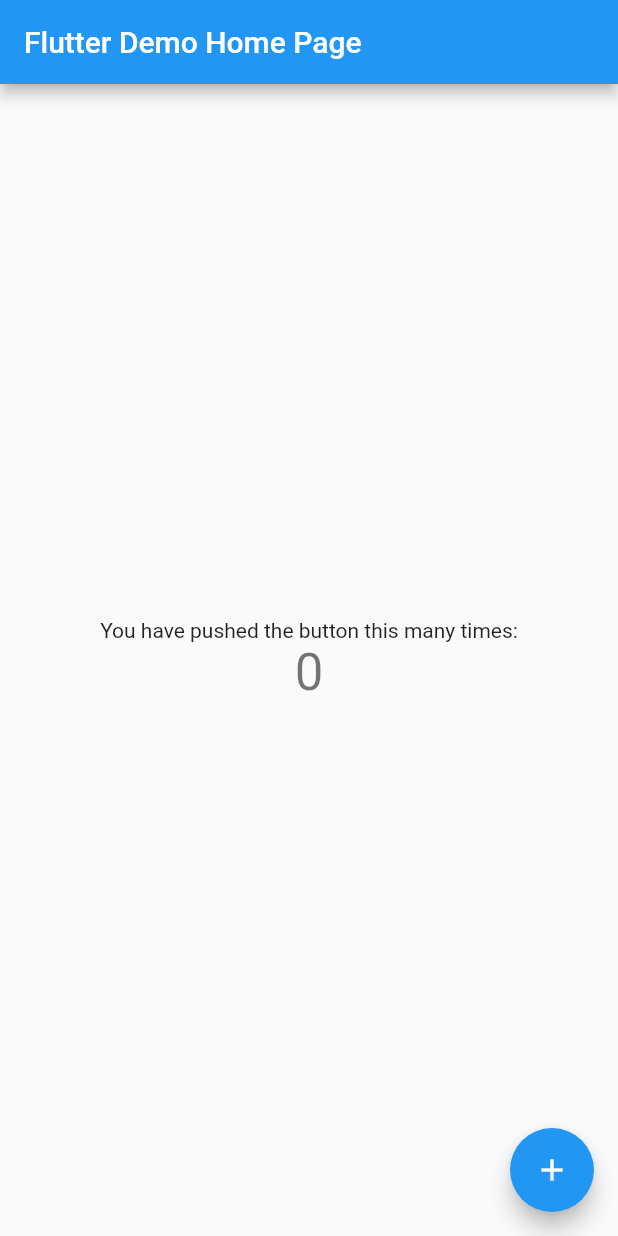
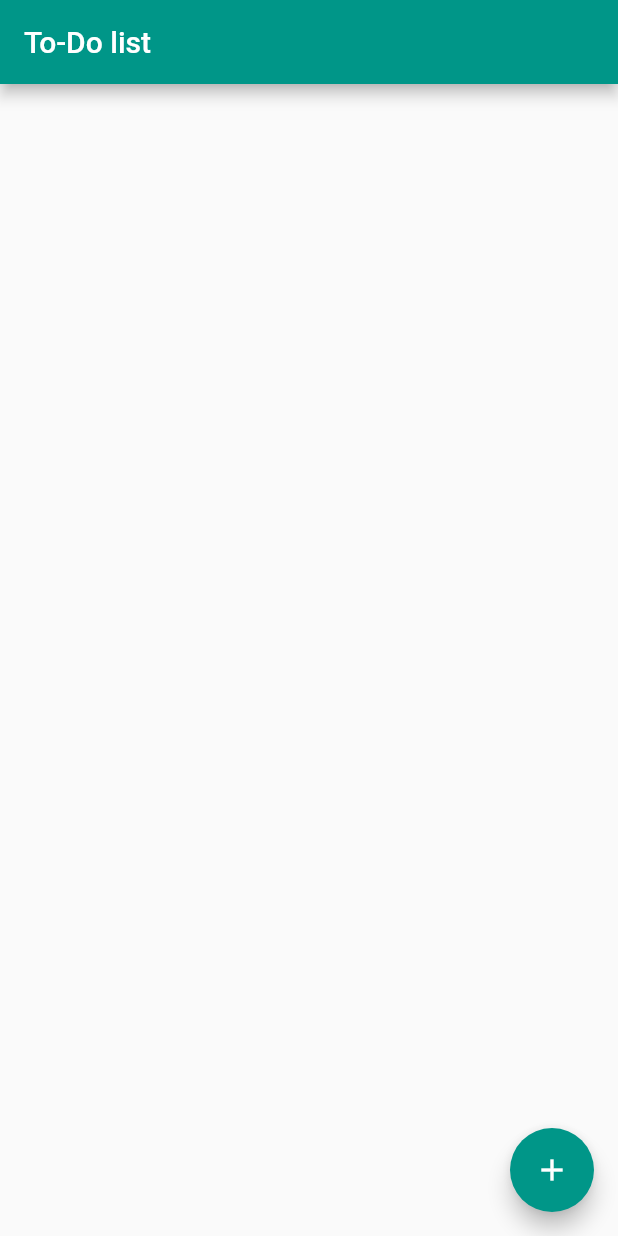
Before and after one commit to feroldi/example_async_redux_firebase_web, a Flutter app: the screen it shows after launch, on a phone screen of 412 x 824 dp. Run offline on Flutter 3.47's test engine with Material 2 defaults, Android fonts, the phone set to English and light mode, and no system bars; our stand-ins replace async_redux.

Commit message:
Implement client

```diff
--- a/packages/business/lib/business.dart
+++ b/packages/business/lib/business.dart
@@ -1,2 +1,5 @@
+export 'src/todo/actions/add_item_action.dart';
+export 'src/todo/actions/toggle_item_done_action.dart';
 export 'src/todo/models/todo_item.dart';
 export 'src/todo/models/todo_list.dart';
+export 'src/todo/models/todo_state.dart';
--- a/packages/business/lib/src/todo/actions/mark_item_as_done_action.dart
+++ b/packages/business/lib/src/todo/actions/toggle_item_done_action.dart
@@ -3,13 +3,13 @@ import 'package:meta/meta.dart';
 
 import '../models/todo_state.dart';
 
-class MarkItemAsDoneAction extends ReduxAction<TodoState> {
-  MarkItemAsDoneAction({@required this.itemId});
+class ToggleItemDoneAction extends ReduxAction<TodoState> {
+  ToggleItemDoneAction({@required this.itemId});
 
   final int itemId;
 
   @override
   TodoState reduce() {
-    return state.markItemAsDone(itemId: itemId);
+    return state.toggleItemDone(itemId: itemId);
   }
 }
--- a/packages/client/lib/main.dart
+++ b/packages/client/lib/main.dart
@@ -1,117 +1,33 @@
+import 'package:business/business.dart';
 import 'package:flutter/material.dart';
+import 'package:async_redux/async_redux.dart';
+
+import 'src/todo_list/todo_list_connector.dart';
 
 void main() {
-  runApp(MyApp());
+  final store = Store(initialState: TodoState.initial());
+  runApp(MyApp(store));
 }
 
 class MyApp extends StatelessWidget {
-  // This widget is the root of your application.
+  MyApp(this.store);
+
+  final Store<TodoState> store;
+
   @override
   Widget build(BuildContext context) {
-    return MaterialApp(
-      title: 'Flutter Demo',
+    final materialApp = MaterialApp(
+      title: 'To-Do list',
       theme: ThemeData(
-        // This is the theme of your application.
-        //
-        // Try running your application with "flutter run". You'll see the
-        // application has a blue toolbar. Then, without quitting the app, try
-        // changing the primarySwatch below to Colors.green and then invoke
-        // "hot reload" (press "r" in the console where you ran "flutter run",
-        // or simply save your changes to "hot reload" in a Flutter IDE).
-        // Notice that the counter didn't reset back to zero; the application
-        // is not restarted.
-        primarySwatch: Colors.blue,
-        // This makes the visual density adapt to the platform that you run
-        // the app on. For desktop platforms, the controls will be smaller and
-        // closer together (more dense) than on mobile platforms.
+        primarySwatch: Colors.teal,
         visualDensity: VisualDensity.adaptivePlatformDensity,
       ),
-      home: MyHomePage(title: 'Flutter Demo Home Page'),
+      home: TodoListConnector(),
+    );
+
+    return StoreProvider<TodoState>(
+      store: store,
+      child: materialApp,
     );
   }
 }
-
-class MyHomePage extends StatefulWidget {
-  MyHomePage({Key key, this.title}) : super(key: key);
-
-  // This widget is the home page of your application. It is stateful, meaning
-  // that it has a State object (defined below) that contains fields that affect
-  // how it looks.
-
-  // This class is the configuration for the state. It holds the values (in this
-  // case the title) provided by the parent (in this case the App widget) and
-  // used by the build method of the State. Fields in a Widget subclass are
-  // always marked "final".
-
-  final String title;
-
-  @override
-  _MyHomePageState createState() => _MyHomePageState();
-}
-
-class _MyHomePageState extends State<MyHomePage> {
-  int _counter = 0;
-
-  void _incrementCounter() {
-    setState(() {
-      // This call to setState tells the Flutter framework that something has
-      // changed in this State, which causes it to rerun the build method below
-      // so that the display can reflect the updated values. If we changed
-      // _counter without calling setState(), then the build method would not be
-      // called again, and so nothing would appear to happen.
-      _counter++;
-    });
-  }
-
-  @override
-  Widget build(BuildContext context) {
-    // This method is rerun every time setState is called, for instance as done
-    // by the _incrementCounter method above.
-    //
-    // The Flutter framework has been optimized to make rerunning build methods
-    // fast, so that you can just rebuild anything that needs updating rather
-    // than having to individually change instances of widgets.
-    return Scaffold(
-      appBar: AppBar(
-        // Here we take the value from the MyHomePage object that was created by
-        // the App.build method, and use it to set our appbar title.
-        title: Text(widget.title),
-      ),
-      body: Center(
-        // Center is a layout widget. It takes a single child and positions it
-        // in the middle of the parent.
-        child: Column(
-          // Column is also a layout widget. It takes a list of children and
-          // arranges them vertically. By default, it sizes itself to fit its
-          // children horizontally, and tries to be as tall as its parent.
-          //
-          // Invoke "debug painting" (press "p" in the console, choose the
-          // "Toggle Debug Paint" action from the Flutter Inspector in Android
-          // Studio, or the "Toggle Debug Paint" command in Visual Studio Code)
-          // to see the wireframe for each widget.
-          //
-          // Column has various properties to control how it sizes itself and
-          // how it positions its children. Here we use mainAxisAlignment to
-          // center the children vertically; the main axis here is the vertical
-          // axis because Columns are vertical (the cross axis would be
-          // horizontal).
-          mainAxisAlignment: MainAxisAlignment.center,
-          children: <Widget>[
-            Text(
-              'You have pushed the button this many times:',
-            ),
-            Text(
-              '$_counter',
-              style: Theme.of(context).textTheme.headline4,
-            ),
-          ],
-        ),
-      ),
-      floatingActionButton: FloatingActionButton(
-        onPressed: _incrementCounter,
-        tooltip: 'Increment',
-        child: Icon(Icons.add),
-      ), // This trailing comma makes auto-formatting nicer for build methods.
-    );
-  }
-}
--- /dev/null
+++ b/packages/client/lib/src/todo_list/todo_list_connector.dart
@@ -0,0 +1,43 @@
+import 'package:business/business.dart';
+import 'package:flutter/material.dart';
+import 'package:async_redux/async_redux.dart';
+
+import 'todo_list_widget.dart';
+
+class TodoListConnector extends StatelessWidget {
+  const TodoListConnector({Key key}) : super(key: key);
+
+  @override
+  Widget build(BuildContext context) {
+    return StoreConnector<TodoState, _ViewModel>(
+      model: _ViewModel(),
+      builder: (context, vm) => TodoListWidget(
+        itemIds: vm.itemIds,
+        onAddItem: vm.onAddItem,
+      ),
+    );
+  }
+}
+
+class _ViewModel extends BaseModel<TodoState> {
+  _ViewModel();
+
+  _ViewModel.build({
+    @required this.itemIds,
+    @required this.onAddItem,
+  }) : super(equals: [itemIds.length]);
+
+  List<int> itemIds;
+  VoidCallback onAddItem;
+
+  @override
+  _ViewModel fromStore() {
+    return _ViewModel.build(
+      itemIds: state.todos.map((item) => item.id).toList(),
+      onAddItem: () => dispatch(AddItemAction(
+        title: 'Item #${state.currentId}',
+        description: 'Some description of this item.',
+      )),
+    );
+  }
+}
--- /dev/null
+++ b/packages/client/lib/src/todo_list/todo_list_widget.dart
@@ -0,0 +1,41 @@
+import 'package:flutter/material.dart';
+
+import '../todo_item/todo_item_connector.dart';
+
+class TodoListWidget extends StatelessWidget {
+  const TodoListWidget({
+    Key key,
+    @required this.itemIds,
+    @required this.onAddItem,
+  })  : assert(itemIds != null, 'itemIds is required.'),
+        super(key: key);
+
+  final List<int> itemIds;
+  final VoidCallback onAddItem;
+
+  @override
+  Widget build(BuildContext context) {
+    return Scaffold(
+      appBar: AppBar(
+        title: Text('To-Do list'),
+      ),
+      body: Center(
+        child: _createItemList(),
+      ),
+      floatingActionButton: FloatingActionButton(
+        onPressed: onAddItem,
+        tooltip: 'New item',
+        child: Icon(Icons.add),
+      ),
+    );
+  }
+
+  ListView _createItemList() {
+    return ListView.builder(
+      itemCount: itemIds.length,
+      itemBuilder: (context, index) => TodoItemConnector(
+        itemId: itemIds[index],
+      ),
+    );
+  }
+}
```
Also changed, not shown: packages/business/lib/src/todo/actions/add_item_action.dart (+6 -2 lines), packages/business/lib/src/todo/models/todo_list.dart (+5 -5 lines), packages/business/lib/src/todo/models/todo_state.dart (+11 -4 lines), packages/client/lib/src/todo_item/todo_item_connector.dart (added, +47 -0 lines), packages/client/lib/src/todo_item/todo_item_widget.dart (added, +27 -0 lines), packages/client/pubspec.yaml (+3 -52 lines), packages/client/pubspec.lock, 1 other file.
